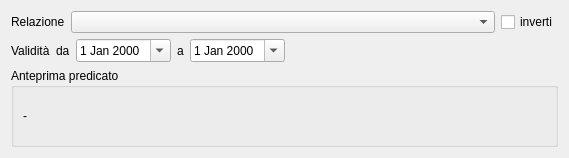
First picture: the form in src/com/axiastudio/suite/anagrafiche/forms/relazionesoggetto.ui, repository tizianolattisi/suitegda, before the edit.
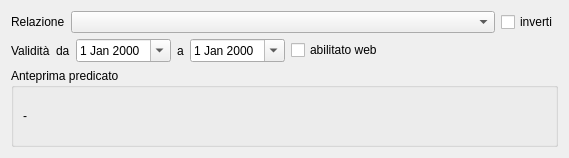
Second picture: the form after the edit. Custom widgets are drawn as their Qt base class.

Commit message: Relazione soggetto: inserimento flag 'abilitatoweb' nella form; gestione delle info di creazione e modifica

Patch:
```diff
--- a/src/com/axiastudio/suite/anagrafiche/forms/relazionesoggetto.ui
+++ b/src/com/axiastudio/suite/anagrafiche/forms/relazionesoggetto.ui
@@ -43,7 +43,7 @@
     </layout>
    </item>
    <item>
-    <layout class="QHBoxLayout" name="horizontalLayout" stretch="0,0,0,0,0,0">
+    <layout class="QHBoxLayout" name="horizontalLayout" stretch="0,0,0,0,0,0,0">
      <item>
       <widget class="QLabel" name="label_4">
        <property name="text">
@@ -85,6 +85,16 @@
        </property>
       </widget>
      </item>
+     <item>
+      <widget class="QCheckBox" name="checkBox">
+       <property name="text">
+        <string>abilitato web</string>
+       </property>
+       <property name="column" stdset="0">
+        <string>abilitatoweb</string>
+       </property>
+      </widget>
+     </item>
      <item>
       <spacer name="horizontalSpacer">
        <property name="orientation">
```
The commit also changes 2 other files.
